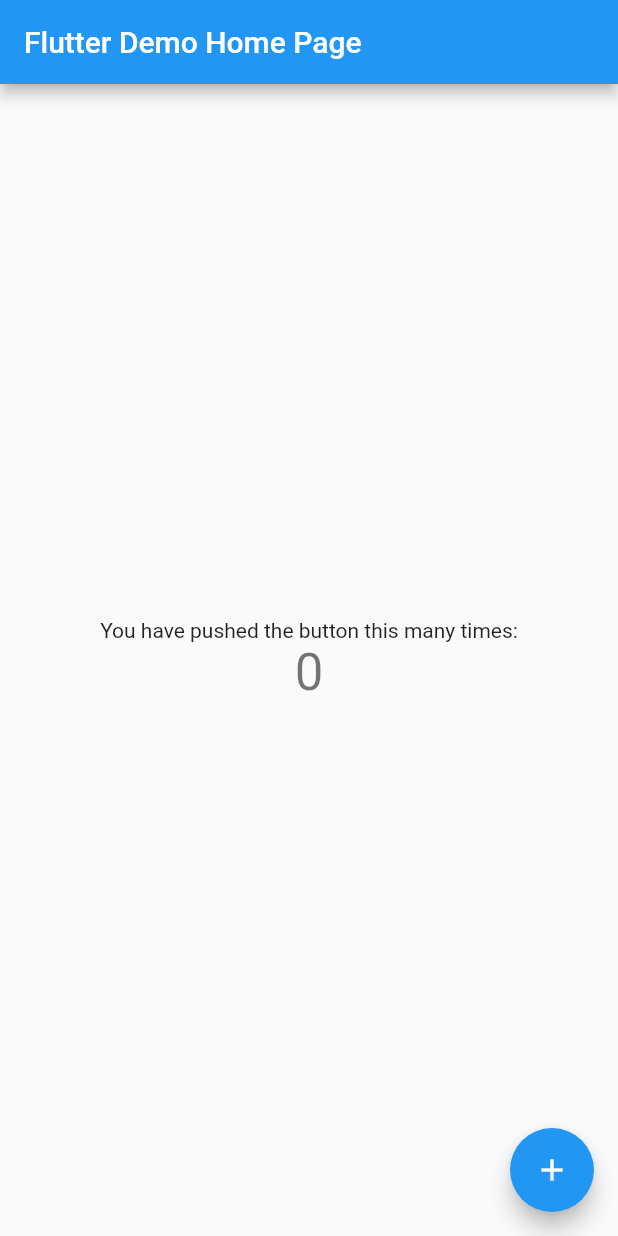
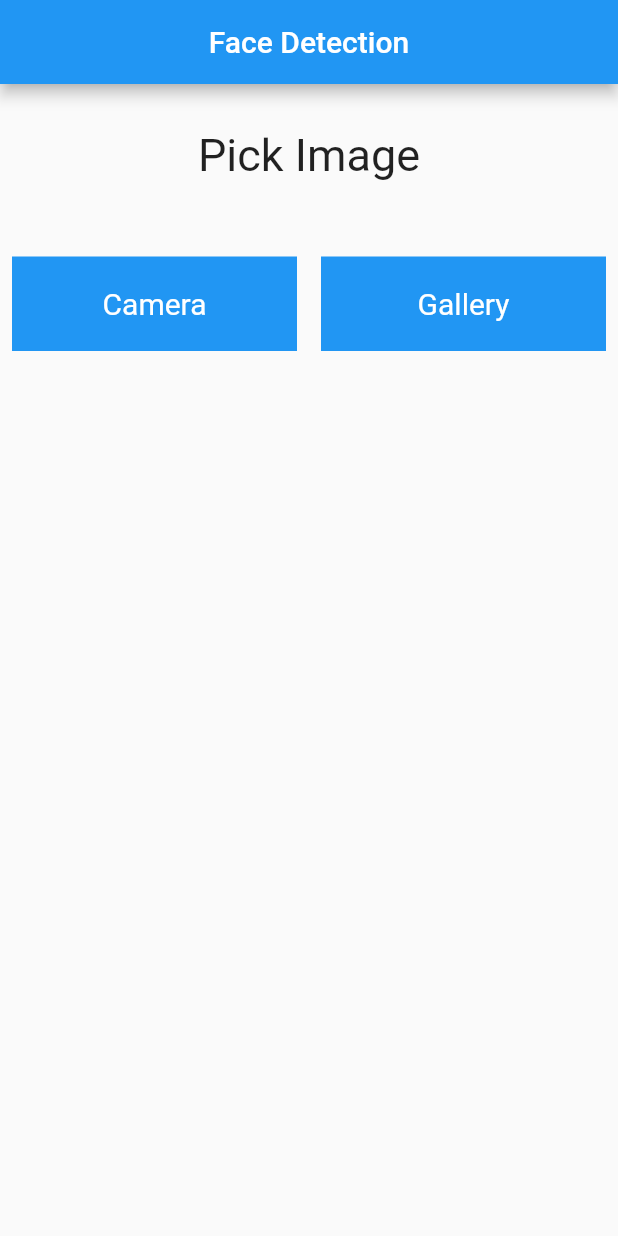
Before and after one commit to vuhoang-gr/Project1_FDApp, a Flutter app: the screen it shows after launch, on a phone screen of 412 x 824 dp. Run offline on Flutter 3.47's test engine with Material 2 defaults, Android fonts, the phone set to English and light mode, and no system bars; our stand-ins replace image_picker.

Commit message:
dev: first screen

```diff
--- a/lib/main.dart
+++ b/lib/main.dart
@@ -1,4 +1,6 @@
 import 'package:flutter/material.dart';
+
+import 'screen/home_screen.dart';
 
 void main() {
   runApp(const MyApp());
@@ -13,18 +15,10 @@ class MyApp extends StatelessWidget {
     return MaterialApp(
       title: 'Face Detection',
       theme: ThemeData(
-        // This is the theme of your application.
-        //
-        // Try running your application with "flutter run". You'll see the
-        // application has a blue toolbar. Then, without quitting the app, try
-        // changing the primarySwatch below to Colors.green and then invoke
-        // "hot reload" (press "r" in the console where you ran "flutter run",
-        // or simply save your changes to "hot reload" in a Flutter IDE).
-        // Notice that the counter didn't reset back to zero; the application
-        // is not restarted.
         primarySwatch: Colors.blue,
       ),
-      home: const MyHomePage(title: 'Flutter Demo Home Page'),
+      home: HomeScreen(),
+      debugShowCheckedModeBanner: false,
     );
   }
 }
--- /dev/null
+++ b/lib/screen/home_screen.dart
@@ -0,0 +1,86 @@
+import 'package:face_detection/screen/face_detection_detail_screen.dart';
+import 'package:flutter/material.dart';
+import 'package:image_picker/image_picker.dart';
+
+class HomeScreen extends StatelessWidget {
+  HomeScreen({super.key});
+
+  Widget createButton({imgSource, context}) {
+    void onPickImageSelected(String source) async {
+      var imageSource;
+      if (source == 'Camera') {
+        imageSource = ImageSource.camera;
+      } else {
+        imageSource = ImageSource.gallery;
+      }
+      try {
+        final ImagePicker _picker = ImagePicker();
+        // Pick an image
+        final file = await _picker.pickImage(source: imageSource);
+        if (file == null) {
+          throw Exception('File is not available');
+        }
+        Navigator.push(
+            context,
+            MaterialPageRoute(
+                builder: (context) => FaceDetectionDetailScreen(
+                      file: file,
+                    )));
+      } catch (e) {
+        ScaffoldMessenger.of(context).showSnackBar(SnackBar(
+          content: Text(e.toString()),
+        ));
+      }
+    }
+
+    return Expanded(
+        child: Padding(
+      padding: EdgeInsets.symmetric(horizontal: 8.0),
+      child: GestureDetector(
+          onTap: () {
+            onPickImageSelected(imgSource);
+          },
+          child: Container(
+            color: Colors.blue,
+            padding: EdgeInsets.all(20),
+            child: Text(
+              imgSource,
+              style: TextStyle(color: Colors.white, fontSize: 20),
+              textAlign: TextAlign.center,
+            ),
+          )),
+    ));
+  }
+
+  @override
+  Widget build(BuildContext context) {
+    return Scaffold(
+      appBar: AppBar(
+        centerTitle: true,
+        title: Text('Face Detection'),
+      ),
+      body: Center(
+        child: Column(
+          children: [
+            SizedBox(
+              height: 30,
+            ),
+            Text(
+              'Pick Image',
+              style: TextStyle(fontSize: 30),
+            ),
+            SizedBox(
+              height: 50,
+            ),
+            Row(
+              children: [
+                createButton(imgSource: 'Camera', context: context),
+                createButton(imgSource: 'Gallery', context: context)
+              ],
+            )
+          ],
+        ),
+      ),
+    );
+  }
+}
--- a/pubspec.yaml
+++ b/pubspec.yaml
@@ -35,6 +35,7 @@ dependencies:
   # The following adds the Cupertino Icons font to your application.
   # Use with the CupertinoIcons class for iOS style icons.
   cupertino_icons: ^1.0.2
+  image_picker: ^0.8.7
 
 dev_dependencies:
   flutter_test:
```
Also changed, not shown: lib/screen/face_detection_detail_screen.dart (added, +21 -0 lines), pubspec.lock.
